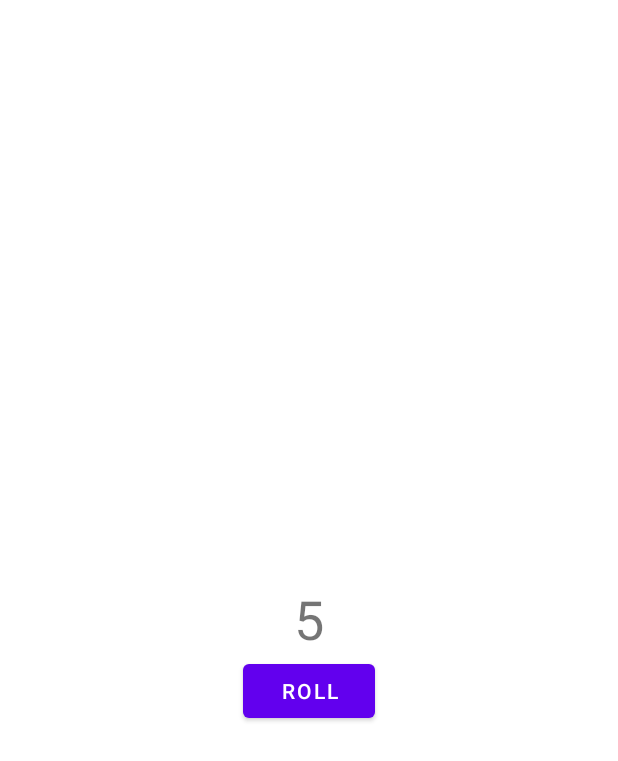
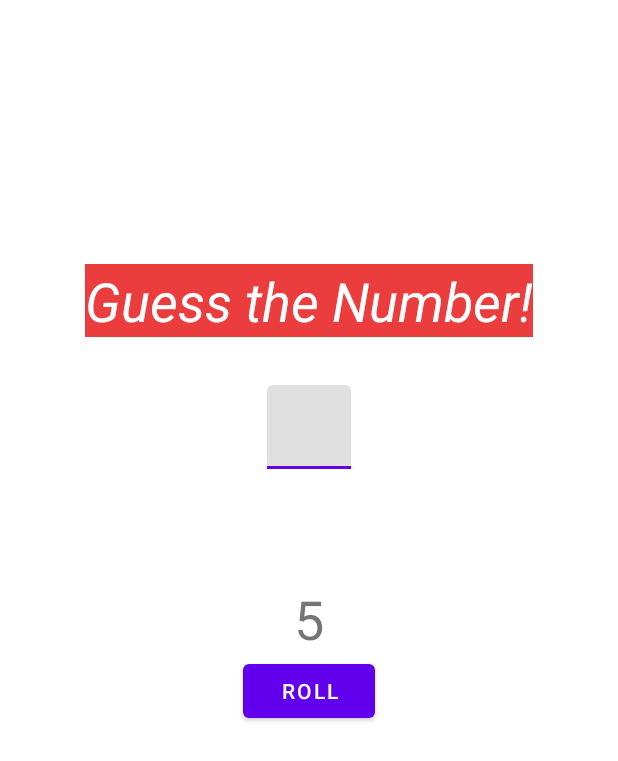
Before and after one commit to Casorys/DiceRoller, an Android app: the screen it shows after launch (MainActivity), after a tap on "ROLL", on a phone screen of 412 x 824 dp. Shown: the top 761 px of the screen. Run offline under Robolectric (Android 15) with nearby library versions, the phone set to English and light mode, and no system bars; 1 statement that could not run was skipped.

Commit message:
Guess the Number
Now we can type a number to check if we guessed right or wrong. Title Background changes according to the results.

```diff
--- a/app/src/main/java/com/br/freitastiago/diceroller/MainActivity.kt
+++ b/app/src/main/java/com/br/freitastiago/diceroller/MainActivity.kt
@@ -1,9 +1,13 @@
 package com.br.freitastiago.diceroller
 
+import android.graphics.drawable.Drawable
 import androidx.appcompat.app.AppCompatActivity
 import android.os.Bundle
 import android.widget.Button
 import android.widget.TextView
+import android.widget.Toast
+import androidx.core.graphics.toColor
+import com.google.android.material.textfield.TextInputEditText
 
 class MainActivity : AppCompatActivity() {
     override fun onCreate(savedInstanceState: Bundle?) {
@@ -14,13 +18,23 @@ class MainActivity : AppCompatActivity() {
 
         rollButton.setOnClickListener {
             /** A linha abaixo importa o TextView de um dos nossos layouts **/
+            val titleTextView: TextView = findViewById(R.id.tv_guess)
+            val luckyNumberTI: TextInputEditText = findViewById(R.id.ti_luckynumber)
+            val luckyNumber: String = luckyNumberTI.text.toString()
             val resultTextView: TextView = findViewById(R.id.textView)
             val dice = Dice(6)
             val diceRoll = dice.roll()
             /** A linha abaixo altera propriedades da TextView que importamos para a
              * variavel resultTextView **/
             resultTextView.text = diceRoll.toString()
-
+            if (diceRoll == luckyNumber.toInt()) {
+                Toast.makeText(this, "You got the right number!", Toast.LENGTH_SHORT).show()
+                titleTextView.setBackgroundColor(0xFF2fa851.toInt())
+            }
+            else {
+                Toast.makeText(this, "You missed your bet.", Toast.LENGTH_SHORT).show()
+                titleTextView.setBackgroundColor(0xFFeb3d3d.toInt())
+            }
         }
 
     }
--- a/app/src/main/res/layout/activity_main.xml
+++ b/app/src/main/res/layout/activity_main.xml
@@ -26,4 +26,38 @@
         app:layout_constraintStart_toStartOf="parent"
         app:layout_constraintTop_toBottomOf="@+id/textView" />
 
+    <com.google.android.material.textfield.TextInputLayout
+        android:id="@+id/textInputLayout"
+        android:layout_width="wrap_content"
+        android:layout_height="wrap_content"
+        android:layout_marginStart="16dp"
+        android:layout_marginEnd="16dp"
+        android:layout_marginBottom="75dp"
+        app:layout_constraintBottom_toTopOf="@+id/textView"
+        app:layout_constraintEnd_toEndOf="parent"
+        app:layout_constraintStart_toStartOf="parent">
+
+        <com.google.android.material.textfield.TextInputEditText
+            android:id="@+id/ti_luckynumber"
+            android:layout_width="match_parent"
+            android:layout_height="wrap_content"
+            android:inputType="number"
+            android:textAlignment="center" />
+    </com.google.android.material.textfield.TextInputLayout>
+
+    <TextView
+        android:id="@+id/tv_guess"
+        android:layout_width="wrap_content"
+        android:layout_height="wrap_content"
+        android:layout_marginBottom="32dp"
+        android:background="@color/purple_500"
+        android:text="@string/tv_guess_the_number"
+        android:textAlignment="center"
+        android:textColor="@color/white"
+        android:textSize="36sp"
+        android:textStyle="italic"
+        app:layout_constraintBottom_toTopOf="@+id/textInputLayout"
+        app:layout_constraintEnd_toEndOf="parent"
+        app:layout_constraintStart_toStartOf="parent" />
+
 </androidx.constraintlayout.widget.ConstraintLayout>
--- a/app/src/main/res/values/strings.xml
+++ b/app/src/main/res/values/strings.xml
@@ -1,4 +1,5 @@
 <resources>
     <string name="app_name">DiceRoller</string>
     <string name="btn_roll_text">Roll</string>
+    <string name="tv_guess_the_number">Guess the Number!</string>
 </resources>
--- a/app/src/main/res/values/themes.xml
+++ b/app/src/main/res/values/themes.xml
@@ -13,4 +13,5 @@
         <item name="android:statusBarColor" tools:targetApi="l">?attr/colorPrimaryVariant</item>
         <!-- Customize your theme here. -->
     </style>
+    <color name="red_missed">#fc0303</color>
 </resources>
```
Also changed, not shown: 6 other files.
